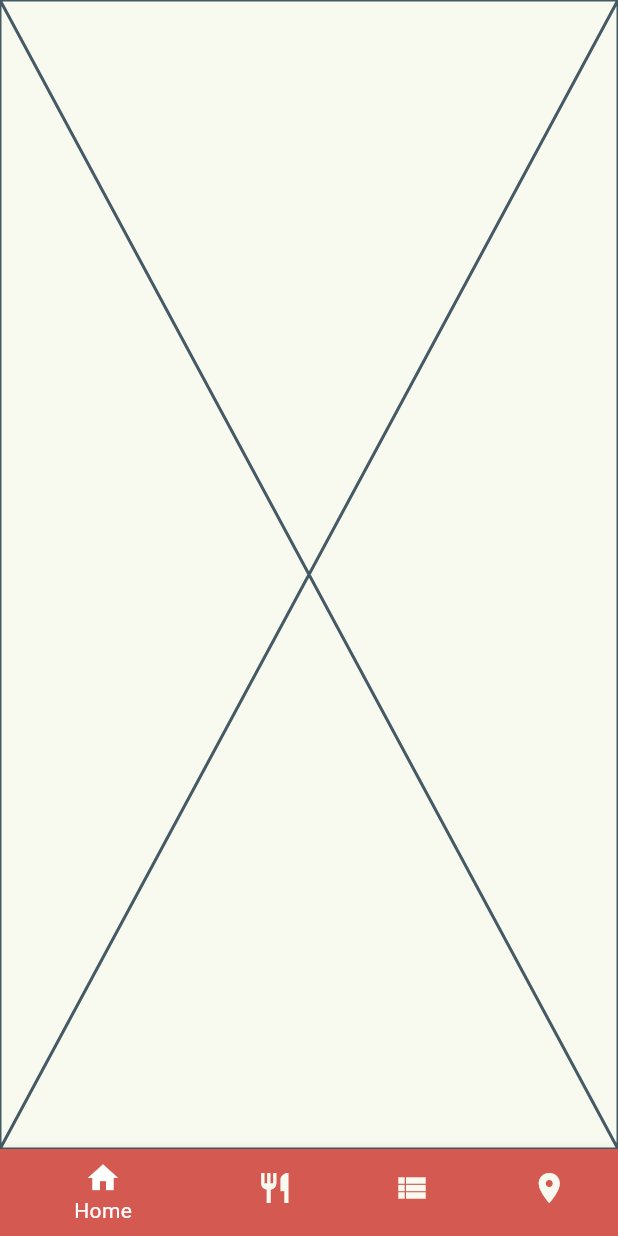
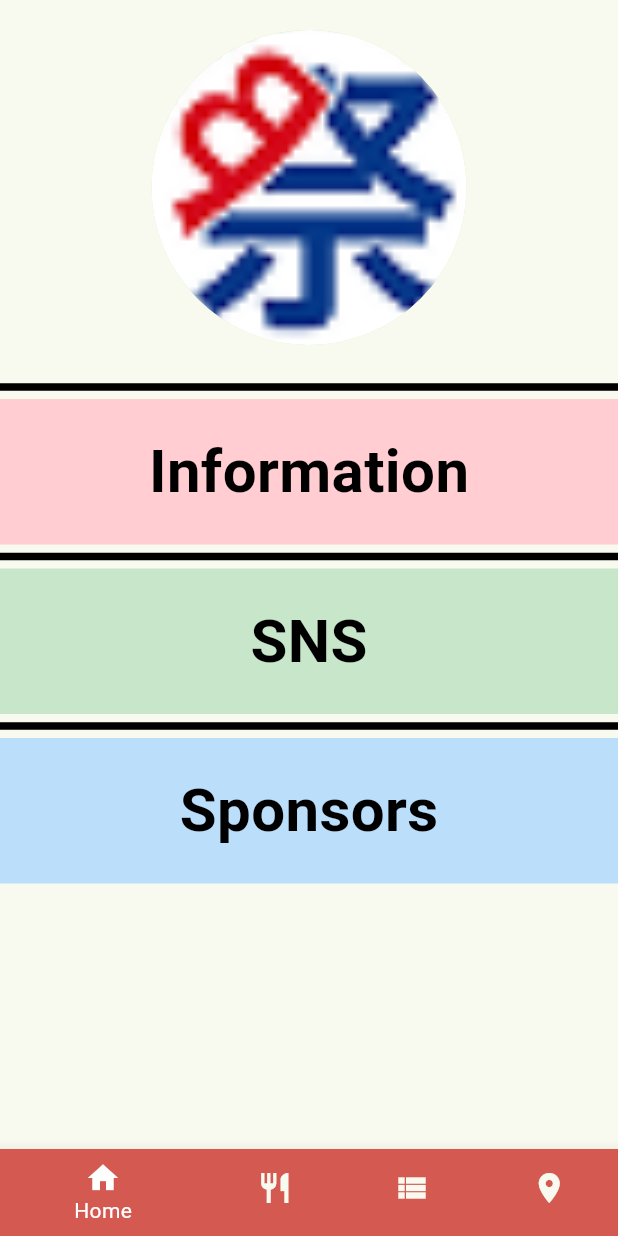
Before and after one commit to sushib0mb/JFB, a Flutter app: the screen it shows after launch, on a phone screen of 412 x 824 dp. Run offline on Flutter 3.47's test engine with Material 3 defaults, Android fonts, the phone set to English and light mode, and no system bars.

Commit message:
try to begin homepage (slight issue)

```diff
--- a/jfbfestival/lib/main.dart
+++ b/jfbfestival/lib/main.dart
@@ -1,6 +1,7 @@
 import 'package:flutter/material.dart';
 import 'package:provider/provider.dart';
 import 'package:jfbfestival/pages/food_page.dart';
+import 'package:jfbfestival/pages/home_page.dart';
 
 void main() {
   runApp(MyApp());
@@ -9,7 +10,6 @@ void main() {
 class MyApp extends StatelessWidget {
   const MyApp({super.key});
 
-  @override
   @override
   Widget build(BuildContext context) {
     return ChangeNotifierProvider(
@@ -22,7 +22,7 @@ class MyApp extends StatelessWidget {
             seedColor: const Color.fromARGB(255, 116, 252, 43),
           ),
         ),
-        home: HomePage(),
+        home: HomePage(), // Set HomePage as the initial page
       ),
     );
   }
@@ -40,9 +40,9 @@ class HomePage extends StatefulWidget {
 class _HomePageState extends State<HomePage> {
   var selectedIndex = 0;
 
-  // TODO(all): "link to your page here"
+  // Remove HomePage from here because it's already the home screen.
   static List<Widget> widgetOptions = <Widget>[
-    Placeholder(),
+    HomePage2(),  // Use Placeholder for Home, since it's already the first screen
     FoodPage(),
     Placeholder(),
     Placeholder(),
--- a/jfbfestival/lib/pages/home_page.dart
+++ b/jfbfestival/lib/pages/home_page.dart
@@ -0,0 +1,96 @@
+import 'package:flutter/material.dart';
+
+class HomePage2 extends StatelessWidget {
+  @override
+  Widget build(BuildContext context) {
+    return Scaffold(
+      body: CustomScrollView(
+        slivers: [
+          // First section: Logo in SliverAppBar
+          SliverAppBar(
+            pinned: true, // Makes the logo stay at the top
+            expandedHeight: 250.0, // Height when expanded
+            flexibleSpace: FlexibleSpaceBar(
+              background: Padding(
+                padding: const EdgeInsets.all(20.0),
+                child: CircleAvatar(
+                  radius: 80.0,
+                  backgroundImage: AssetImage('assets/JFBLogo.png'),
+                ),
+              ),
+            ),
+          ),
+
+          // Divider between sections
+          SliverToBoxAdapter(
+            child: Divider(thickness: 5, color: Colors.black),
+          ),
+
+          // Second section: Information
+          SliverToBoxAdapter(
+            child: Container(
+              color: Colors.red[100], // Light red background
+              padding: const EdgeInsets.all(20.0),
+              child: Center(
+                child: Text(
+                  'Information',
+                  style: TextStyle(
+                    fontSize: 40.0,
+                    fontWeight: FontWeight.bold,
+                    color: Colors.black,
+                  ),
+                ),
+              ),
+            ),
+          ),
+
+          // Divider between sections
+          SliverToBoxAdapter(
+            child: Divider(thickness: 5, color: Colors.black),
+          ),
+
+          // Third section: SNS
+          SliverToBoxAdapter(
+            child: Container(
+              color: Colors.green[100], // Light green background
+              padding: const EdgeInsets.all(20.0),
+              child: Center(
+                child: Text(
+                  'SNS',
+                  style: TextStyle(
+                    fontSize: 40.0,
+                    fontWeight: FontWeight.bold,
+                    color: Colors.black,
+                  ),
+                ),
+              ),
+            ),
+          ),
+
+          // Divider between sections
+          SliverToBoxAdapter(
+            child: Divider(thickness: 5, color: Colors.black),
+          ),
+
+          // Fourth section: Sponsors
+          SliverToBoxAdapter(
+            child: Container(
+              color: Colors.blue[100], // Light blue background
+              padding: const EdgeInsets.all(20.0),
+              child: Center(
+                child: Text(
+                  'Sponsors',
+                  style: TextStyle(
+                    fontSize: 40.0,
+                    fontWeight: FontWeight.bold,
+                    color: Colors.black,
+                  ),
+                ),
+              ),
+            ),
+          ),
+        ],
+      ),
+    );
+  }
+}
--- a/jfbfestival/pubspec.yaml
+++ b/jfbfestival/pubspec.yaml
@@ -30,6 +30,8 @@ flutter:
 
   assets:
     - assets/miraku_boston.png
+    - assets/JFBLogo.png
+    - assets/JFBHomePage.png
 
   # An image asset can refer to one or more resolution-specific "variants", see
   # https://flutter.dev/to/resolution-aware-images
```
Also changed, not shown: jfbfestival/assets/JFBHomeImage.png (added), jfbfestival/assets/JFBLogo.png (added).
